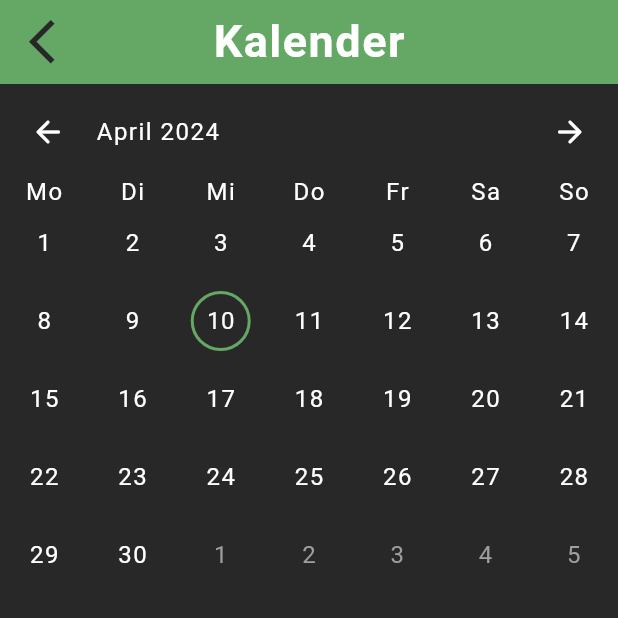
After one commit to JonasBartlla/software_engineering_project_flutter, a Flutter app: the CalenderScreen screen opened directly, on a phone screen of 412 x 824 dp, the top half of it. The commit adds this screen. Run offline on Flutter 3.47's test engine with Material 3 defaults, Android fonts, the phone set to English and light mode, and no system bars; drawn by our look-alikes of table_calendar; our stand-ins replace cloud_firestore, firebase_auth, firebase_core, firebase_messaging, firebase_storage, flutter_spinkit and 4 more; missing offline and left inert: dart:html, list_ext; accounts and stored records are empty; network calls fail; Roboto replaces fonts that are missing (Comfortaa); project files that could hold a hidden picture were left out.

Commit message:
calender begin

```diff
--- /dev/null
+++ b/lib/pages/home/main_screens/calender_page.dart
@@ -0,0 +1,102 @@
+import 'package:flutter/material.dart';
+import 'package:software_engineering_project_flutter/models/task.dart';
+import 'package:software_engineering_project_flutter/shared/colors.dart';
+import 'package:software_engineering_project_flutter/shared/styles_and_decorations.dart';
+import 'package:table_calendar/table_calendar.dart';
+
+class CalenderScreen extends StatefulWidget {
+  const CalenderScreen({super.key});
+
+  @override
+  State<CalenderScreen> createState() => _CalenderScreenState();
+}
+
+class _CalenderScreenState extends State<CalenderScreen> {
+
+  DateTime? _selectedDay;
+  DateTime _focusedDay = DateTime.now();
+  CalendarFormat _calendarFormat = CalendarFormat.month;
+
+  @override
+  Widget build(BuildContext context) {
+
+    return Scaffold(
+      backgroundColor: AppColors.myBackgroundColor,
+      appBar: AppBar(
+        leading: IconButton(
+          icon: const Icon(
+            Icons.arrow_back_ios_new,
+            color: AppColors.myBackgroundColor,
+            size: 35,
+          ),
+          onPressed: () => Navigator.pop(context),
+        ),
+        centerTitle: true,
+        title: Text(
+          'Kalender',
+          style: standardAppBarTextDecoration,
+        ),
+        backgroundColor: AppColors.myCheckItGreen,
+      ),
+      body: SafeArea(
+        child: Column(
+          children: [
+            TableCalendar(
+              firstDay: DateTime.utc(2010, 10, 16),
+              lastDay: DateTime.utc(2030, 3, 14),
+              focusedDay: DateTime.now(),
+              startingDayOfWeek: StartingDayOfWeek.monday,
+              locale: 'de',
+              selectedDayPredicate: (day) {
+                return isSameDay(_selectedDay, day);
+              },
+              onDaySelected: (selectedDay, focusedDay){
+                setState(() {
+                  _selectedDay = selectedDay;
+                  _focusedDay = focusedDay;
+                });
+              },
+              calendarFormat: _calendarFormat,
+              onFormatChanged: (format) {
+                setState(() {
+                  _calendarFormat = format;
+                });
+              },
+              onPageChanged: (focusedDay) {
+                _focusedDay = focusedDay;
+              },
+              calendarStyle:  CalendarStyle(
+                defaultTextStyle:  standardTextDecoration,
+                weekendTextStyle: standardTextDecoration,
+                outsideTextStyle: standardTextDecoration.copyWith(color: Colors.grey),
+                selectedDecoration: const BoxDecoration(color: AppColors.myCheckItGreen, shape: BoxShape.circle),
+                todayDecoration: BoxDecoration( shape: BoxShape.circle, border: Border.all(width: 2, color: AppColors.myCheckItGreen))
+              ),
+              headerStyle:  HeaderStyle(
+                formatButtonVisible: false,
+                //titleCentered: true,
+                formatButtonDecoration: const BoxDecoration(border: Border.fromBorderSide(BorderSide(color: AppColors.myTextColor)), borderRadius: BorderRadius.all(Radius.circular(12.0))),
+                formatButtonTextStyle: standardTextDecoration,
+                titleTextStyle: standardTextDecoration,
+                formatButtonShowsNext: false,
+                leftChevronIcon: const Icon(Icons.arrow_back_rounded, color: AppColors.myTextColor,),
+                rightChevronIcon: const Icon(Icons.arrow_forward_rounded, color: AppColors.myTextColor,),
+              ),
+              daysOfWeekStyle: DaysOfWeekStyle(
+                weekdayStyle: standardTextDecoration,
+                weekendStyle: standardTextDecoration
+              ),
+            ),
+            const SizedBox(height: 8,),
+            // Expanded(
+            //   child: ValueListenableBuilder<List<Task>>(
+            //     valueListenable: valueListenable,
+            //     builder: builder
+            //     )
+            // ),
+          ],
+        ),
+      ),
+    );
+  }
+}
--- a/lib/pages/home/main_screens/home.dart
+++ b/lib/pages/home/main_screens/home.dart
@@ -9,6 +9,7 @@ import 'package:software_engineering_project_flutter/models/task_tile.dart';
 import 'package:software_engineering_project_flutter/pages/home/lists/create_list_screen.dart';
 import 'package:software_engineering_project_flutter/pages/home/lists/list_of_task_lists_widget.dart';
 import 'package:software_engineering_project_flutter/models/task_list.dart';
+import 'package:software_engineering_project_flutter/pages/home/main_screens/calender_page.dart';
 import 'package:software_engineering_project_flutter/pages/home/tasks/create_task_screen.dart';
 import 'package:software_engineering_project_flutter/services/authService.dart';
 import 'package:software_engineering_project_flutter/services/databaseService.dart';
@@ -330,6 +331,7 @@ class _HomeState extends State<Home> {
                       ElevatedButton(
                         onPressed: () {
                           //hier gehts zum Kalender
+                          Navigator.push(context, MaterialPageRoute(builder: (context) =>  const CalenderScreen()));
                         },
                         style: ButtonStyle(
                           padding: MaterialStateProperty.all(EdgeInsets.all(1)),
--- a/pubspec.yaml
+++ b/pubspec.yaml
@@ -50,6 +50,7 @@ dependencies:
   shared_preferences: ^2.2.2
   firebase_storage: ^11.6.11
   sign_in_button: ^3.2.0
+  table_calendar: ^3.1.1
 
 
 dev_dependencies:
```
Also changed, not shown: pubspec.lock.
